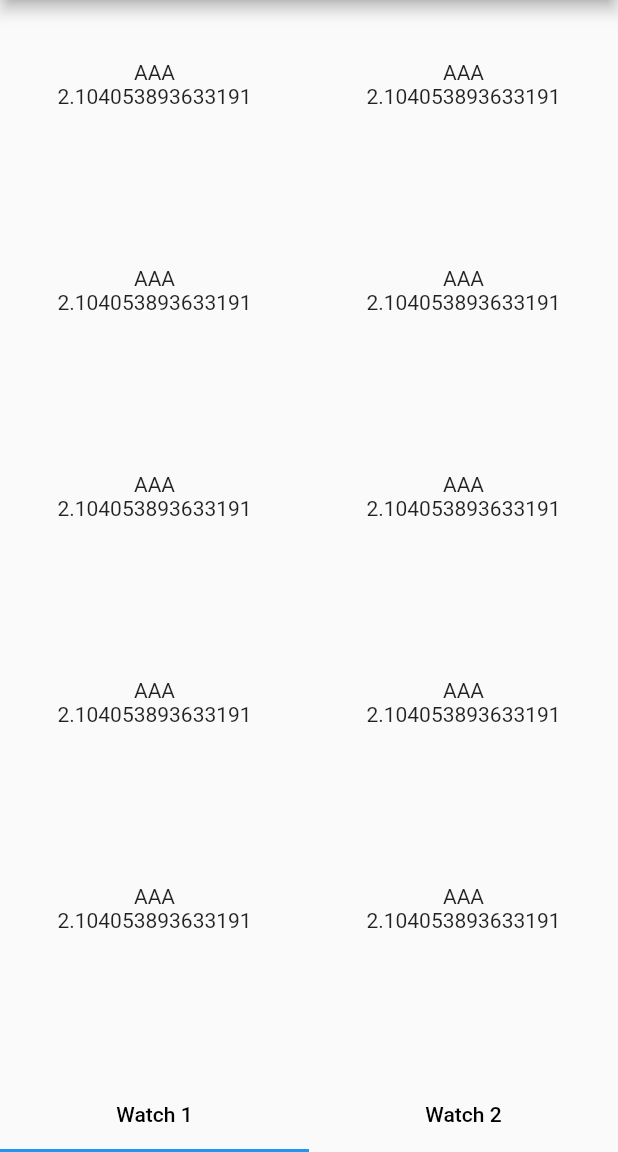
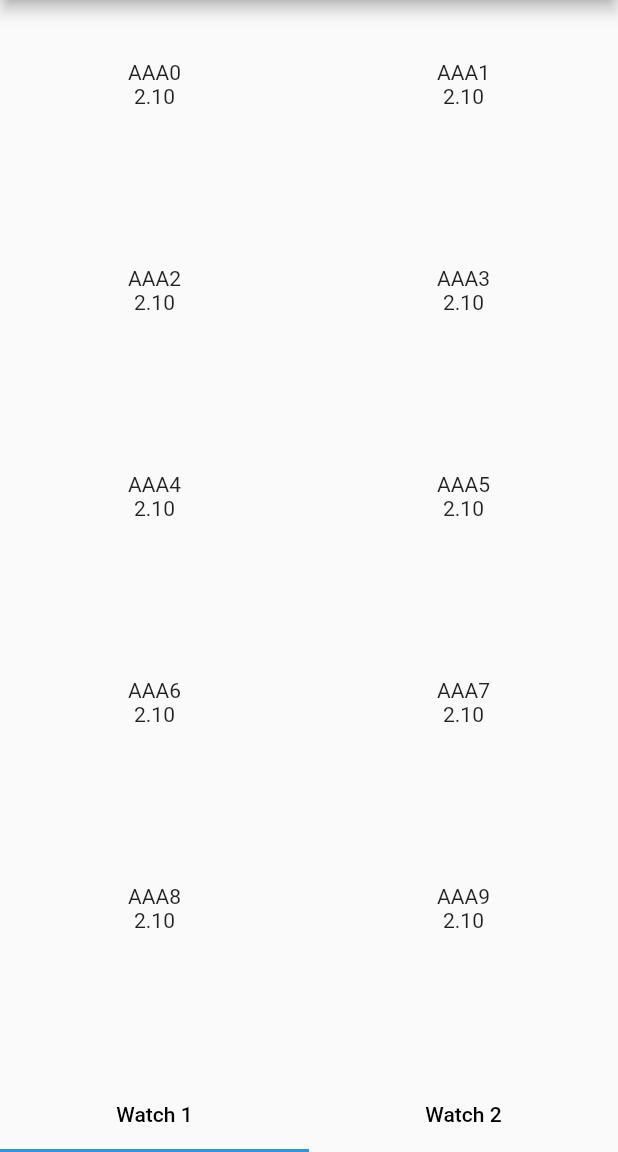
Before and after one commit to IfhamPain/flutter_demo_watchlist, a Flutter app: the screen it shows after launch, on a phone screen of 412 x 824 dp, the part 84-1236 px from its top. Run offline on Flutter 3.47's test engine with Material 2 defaults, Android fonts, the phone set to English and light mode, and no system bars.

Commit message:
Set dataset to 1000

```diff
--- a/lib/main.dart
+++ b/lib/main.dart
@@ -1,16 +1,14 @@
-import 'dart:collection';
 import 'dart:math';
 import 'package:flutter/material.dart';
-import 'package:flutter/services.dart';
-import 'package:flutter/widgets.dart';
-import 'dart:collection';
 import 'dart:async';
 
 void main() {
-  runApp(MyApp());
+  runApp(const MyApp());
 }
 
 class MyApp extends StatelessWidget {
+  const MyApp({Key? key}) : super(key: key);
+
   @override
   Widget build(BuildContext context) {
     return MaterialApp(
@@ -18,70 +16,60 @@ class MyApp extends StatelessWidget {
       theme: ThemeData(
         primarySwatch: Colors.green,
       ),
-      home: MyHomePage(),
+      home: const MyHomePage(),
     );
   }
 }
 
-refreshSymbols () {
-  symList = [
-    Symbols(symCode: "AAA", price: Random().nextDouble() * (10.00 - 1.00 + 1.00) + 1.00),
-    Symbols(symCode: "AAA", price: Random().nextDouble() * (10.00 - 1.00 + 1.00) + 1.00),
-    Symbols(symCode: "AAA", price: Random().nextDouble() * (10.00 - 1.00 + 1.00) + 1.00),
-    Symbols(symCode: "AAA", price: Random().nextDouble() * (10.00 - 1.00 + 1.00) + 1.00),
-    Symbols(symCode: "AAA", price: Random().nextDouble() * (10.00 - 1.00 + 1.00) + 1.00),
-    Symbols(symCode: "AAA", price: Random().nextDouble() * (10.00 - 1.00 + 1.00) + 1.00),
-    Symbols(symCode: "AAA", price: Random().nextDouble() * (10.00 - 1.00 + 1.00) + 1.00),
-    Symbols(symCode: "AAA", price: Random().nextDouble() * (10.00 - 1.00 + 1.00) + 1.00),
-    Symbols(symCode: "AAA", price: Random().nextDouble() * (10.00 - 1.00 + 1.00) + 1.00),
-    Symbols(symCode: "AAA", price: Random().nextDouble() * (10.00 - 1.00 + 1.00) + 1.00),
-  ];
+createList () {
+  symList1 = [];
+
+  for (int i=0; i<1000; i++) {
+    symList1.add({"AAA" + i.toString() : double.parse((Random().nextDouble() * (10.00 - 1.00 + 1.00) + 1.00).toStringAsFixed(2))});
+  }
 }
 
-List<Symbols> symList = [
-  Symbols(symCode: "AAA", price: Random().nextDouble() * (10.00 - 1.00 + 1.00) + 1.00),
-  Symbols(symCode: "AAA", price: Random().nextDouble() * (10.00 - 1.00 + 1.00) + 1.00),
-  Symbols(symCode: "AAA", price: Random().nextDouble() * (10.00 - 1.00 + 1.00) + 1.00),
-  Symbols(symCode: "AAA", price: Random().nextDouble() * (10.00 - 1.00 + 1.00) + 1.00),
-  Symbols(symCode: "AAA", price: Random().nextDouble() * (10.00 - 1.00 + 1.00) + 1.00),
-  Symbols(symCode: "AAA", price: Random().nextDouble() * (10.00 - 1.00 + 1.00) + 1.00),
-  Symbols(symCode: "AAA", price: Random().nextDouble() * (10.00 - 1.00 + 1.00) + 1.00),
-  Symbols(symCode: "AAA", price: Random().nextDouble() * (10.00 - 1.00 + 1.00) + 1.00),
-  Symbols(symCode: "AAA", price: Random().nextDouble() * (10.00 - 1.00 + 1.00) + 1.00),
-  Symbols(symCode: "AAA", price: Random().nextDouble() * (10.00 - 1.00 + 1.00) + 1.00),
-];
+List <Map<String, double>> symList1 = [];
 
-class Symbols {
+class Symbol {
   String symCode;
   double price;
 
-  Symbols({required this.symCode, required this.price});
+  Symbol({required this.symCode, required this.price});
 }
 
 class MyHomePage extends StatefulWidget {
+  const MyHomePage({Key? key}) : super(key: key);
+
   @override
   _MyHomePageState createState() {
     return _MyHomePageState();
   }
 }
 
-class _MyHomePageState extends State<MyHomePage>
-    with SingleTickerProviderStateMixin {
+class _MyHomePageState extends State<MyHomePage> with SingleTickerProviderStateMixin {
   late TabController _controller;
-  int _selectedIndex = 0;
 
   @override
   void initState() {
     _controller = TabController(length: 2, vsync: this);
 
     _controller.addListener(() {
-      setState(() {
-        _selectedIndex = _controller.index;
-      });
+      setState(() {});
       // Do whatever you want based on the tab index
     });
+    Timer.periodic(const Duration(milliseconds: 200), (timer) {
+      setState(() {
+        createList();
+      });
+    });
+    super.initState();
+  }
 
-    super.initState();
+  @override
+  void dispose() {
+    _controller.dispose();
+    super.dispose();
   }
 
   @override
@@ -91,9 +79,11 @@ class _MyHomePageState extends State<MyHomePage>
         length: 2,
         child: Scaffold(
           appBar: AppBar(
-            backgroundColor: Color(0xFFFFFFFF),
-            title: Center(
-              child: Text("UA MOB Flutter", style: TextStyle(color: Colors.black),
+            backgroundColor: const Color(0xFFFFFFFF),
+            title: const Center(
+              child: Text(
+                "UA MOB Flutter",
+                style: TextStyle(color: Colors.black),
               ),
             ),
           ),
@@ -110,8 +100,7 @@ class _MyHomePageState extends State<MyHomePage>
   }
 
   Widget menu() {
-    return Container(
-      child: const TabBar(
+    return const TabBar(
       tabs: [
         Tab(
           child: Text(
@@ -130,22 +119,13 @@ class _MyHomePageState extends State<MyHomePage>
           ),
         ),
       ],
-      ),
     );
   }
 
   Widget watchList() {
-    Timer.periodic(const Duration(milliseconds: 2000), (timer) {
-      setState(() {
-        refreshSymbols();
-      });
-    });
     return GridView.builder(
-      itemCount: symList.length,
-      gridDelegate: const SliverGridDelegateWithFixedCrossAxisCount(
-        crossAxisCount: 2,
-        childAspectRatio: 1.5
-      ),
+      itemCount: symList1.length,
+      gridDelegate: const SliverGridDelegateWithFixedCrossAxisCount(crossAxisCount: 2, childAspectRatio: 1.5),
       itemBuilder: (BuildContext context, int index) {
         return GridView.count(
           crossAxisCount: 1,
@@ -156,13 +136,11 @@ class _MyHomePageState extends State<MyHomePage>
           children: <Widget>[
             Padding(
               padding: const EdgeInsets.fromLTRB(0, 40, 0, 40),
-              child: Container(
               child: Column(
                 children: [
-                      Text(symList[index].symCode),
-                      Text(symList[index].price.toString()),
+                  Text(symList1[index].keys.first),
+                  Text(symList1[index].values.first.toStringAsFixed(2)),
                 ],
-                ),
               ),
             ),
           ],
```
Lines whose indentation alone changed are shown as unchanged.
